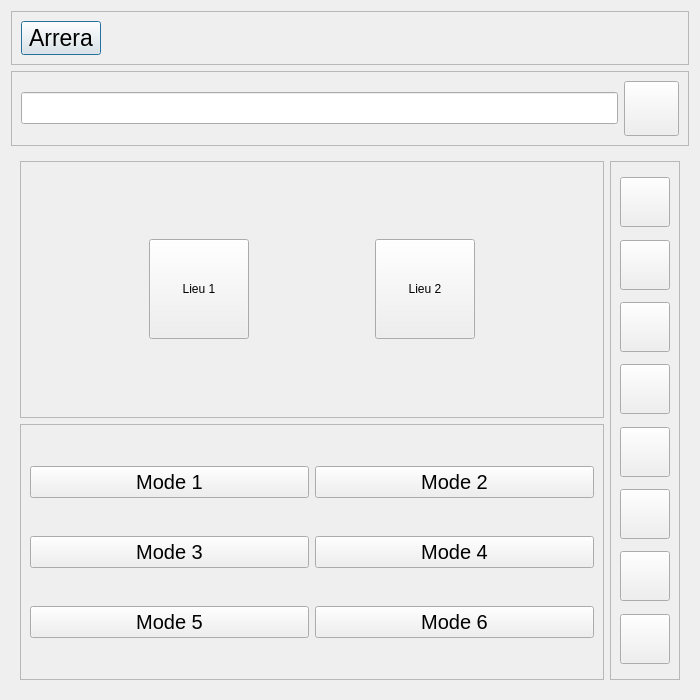
The window that arreraui.ui (Arrera-Software/Arrera-Interface) describes before a commit, drawn with Qt 5.
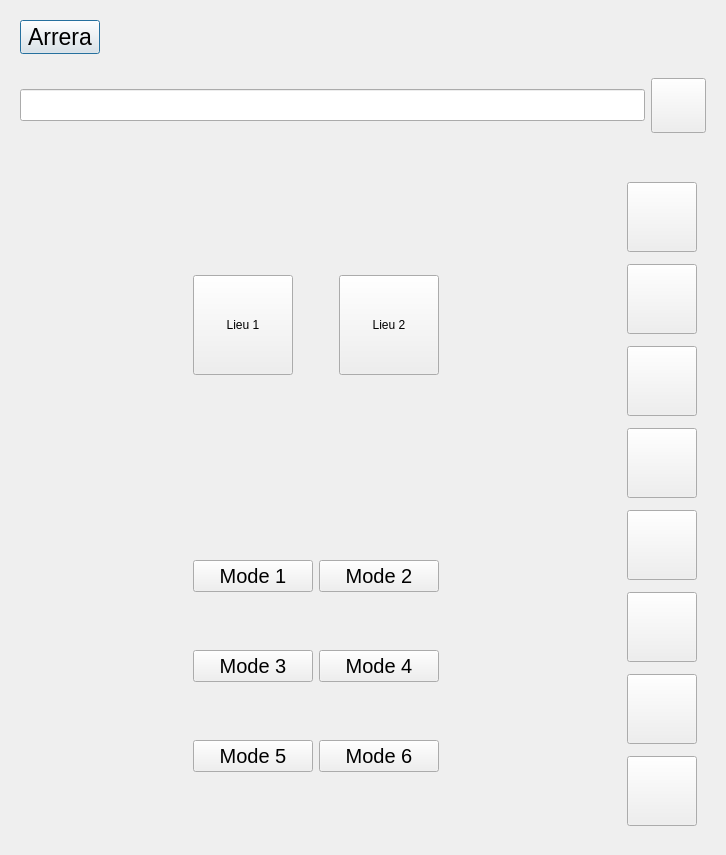
The same window after the commit. Icons and pictures are not drawn.

Commit message: Modif de l'icon

```diff
--- a/arreraui.ui
+++ b/arreraui.ui
@@ -12,8 +12,8 @@
    <rect>
     <x>0</x>
     <y>0</y>
-    <width>700</width>
-    <height>700</height>
+    <width>726</width>
+    <height>855</height>
    </rect>
   </property>
   <property name="windowTitle">
@@ -33,7 +33,7 @@
    <item>
     <widget class="QFrame" name="TOPFRAME">
      <property name="frameShape">
-      <enum>QFrame::Shape::StyledPanel</enum>
+      <enum>QFrame::Shape::NoFrame</enum>
      </property>
      <property name="frameShadow">
       <enum>QFrame::Shadow::Raised</enum>
@@ -92,7 +92,7 @@
    <item>
     <widget class="QFrame" name="FRAMERECHERCHE">
      <property name="frameShape">
-      <enum>QFrame::Shape::StyledPanel</enum>
+      <enum>QFrame::Shape::NoFrame</enum>
      </property>
      <property name="frameShadow">
       <enum>QFrame::Shadow::Raised</enum>
@@ -323,30 +323,30 @@
      </widget>
      <widget class="QWidget" name="main">
       <layout class="QHBoxLayout" name="horizontalLayout_4">
+       <item>
+        <spacer name="horizontalSpacer">
+         <property name="orientation">
+          <enum>Qt::Orientation::Horizontal</enum>
+         </property>
+         <property name="sizeHint" stdset="0">
+          <size>
+           <width>40</width>
+           <height>20</height>
+          </size>
+         </property>
+        </spacer>
+       </item>
        <item>
         <layout class="QVBoxLayout" name="verticalLayout_6">
          <item>
           <widget class="QFrame" name="FLIEU">
            <property name="frameShape">
-            <enum>QFrame::Shape::StyledPanel</enum>
+            <enum>QFrame::Shape::NoFrame</enum>
            </property>
            <property name="frameShadow">
             <enum>QFrame::Shadow::Raised</enum>
            </property>
            <layout class="QHBoxLayout" name="horizontalLayout_5">
-            <item>
-             <spacer name="horizontalSpacer_23">
-              <property name="orientation">
-               <enum>Qt::Orientation::Horizontal</enum>
-              </property>
-              <property name="sizeHint" stdset="0">
-               <size>
-                <width>40</width>
-                <height>20</height>
-               </size>
-              </property>
-             </spacer>
-            </item>
             <item>
              <widget class="QPushButton" name="IDC_LIEU1">
               <property name="minimumSize">
@@ -398,26 +398,13 @@
               </property>
              </widget>
             </item>
-            <item>
-             <spacer name="horizontalSpacer_24">
-              <property name="orientation">
-               <enum>Qt::Orientation::Horizontal</enum>
-              </property>
-              <property name="sizeHint" stdset="0">
-               <size>
-                <width>40</width>
-                <height>20</height>
-               </size>
-              </property>
-             </spacer>
-            </item>
            </layout>
           </widget>
          </item>
          <item>
           <widget class="QFrame" name="FRAMEMODE">
            <property name="frameShape">
-            <enum>QFrame::Shape::StyledPanel</enum>
+            <enum>QFrame::Shape::NoFrame</enum>
            </property>
            <property name="frameShadow">
             <enum>QFrame::Shadow::Raised</enum>
@@ -500,34 +487,34 @@
          </item>
         </layout>
        </item>
+       <item>
+        <spacer name="horizontalSpacer_2">
+         <property name="orientation">
+          <enum>Qt::Orientation::Horizontal</enum>
+         </property>
+         <property name="sizeHint" stdset="0">
+          <size>
+           <width>40</width>
+           <height>20</height>
+          </size>
+         </property>
+        </spacer>
+       </item>
        <item>
         <widget class="QFrame" name="TASKBARMAIN">
          <property name="frameShape">
-          <enum>QFrame::Shape::StyledPanel</enum>
+          <enum>QFrame::Shape::NoFrame</enum>
          </property>
          <property name="frameShadow">
           <enum>QFrame::Shadow::Raised</enum>
          </property>
          <layout class="QVBoxLayout" name="verticalLayout_4">
-          <item>
-           <spacer name="verticalSpacer_12">
-            <property name="orientation">
-             <enum>Qt::Orientation::Vertical</enum>
-            </property>
-            <property name="sizeHint" stdset="0">
-             <size>
-              <width>20</width>
-              <height>40</height>
-             </size>
-            </property>
-           </spacer>
-          </item>
           <item>
            <widget class="QPushButton" name="IDC_ARRERAAPP">
             <property name="minimumSize">
              <size>
-              <width>50</width>
-              <height>50</height>
+              <width>70</width>
+              <height>70</height>
              </size>
             </property>
             <property name="maximumSize">
@@ -539,27 +526,23 @@
             <property name="text">
              <string/>
             </property>
+            <property name="iconSize">
+             <size>
+              <width>70</width>
+              <height>70</height>
+             </size>
+            </property>
+            <property name="checkable">
+             <bool>false</bool>
+            </property>
            </widget>
           </item>
-          <item>
-           <spacer name="verticalSpacer">
-            <property name="orientation">
-             <enum>Qt::Orientation::Vertical</enum>
-            </property>
-            <property name="sizeHint" stdset="0">
-             <size>
-              <width>20</width>
-              <height>40</height>
-             </size>
-            </property>
-           </spacer>
-          </item>
           <item>
            <widget class="QPushButton" name="IDC_APPBUREAU">
             <property name="minimumSize">
              <size>
-              <width>50</width>
-              <height>50</height>
+              <width>70</width>
+              <height>70</height>
              </size>
             </property>
             <property name="maximumSize">
@@ -571,27 +554,20 @@
             <property name="text">
              <string/>
             </property>
+            <property name="iconSize">
+             <size>
+              <width>70</width>
+              <height>70</height>
+             </size>
+            </property>
            </widget>
           </item>
-          <item>
-           <spacer name="verticalSpacer_2">
-            <property name="orientation">
-             <enum>Qt::Orientation::Vertical</enum>
-            </property>
-            <property name="sizeHint" stdset="0">
-             <size>
-              <width>20</width>
-              <height>40</height>
-             </size>
-            </property>
-           </spacer>
-          </item>
           <item>
            <widget class="QPushButton" name="IDC_ARRERAPOSTITE">
             <property name="minimumSize">
              <size>
-              <width>50</width>
-              <height>50</height>
+              <width>70</width>
+              <height>70</height>
              </size>
             </property>
             <property name="maximumSize">
@@ -603,27 +579,20 @@
             <property name="text">
              <string/>
             </property>
+            <property name="iconSize">
+             <size>
+              <width>70</width>
+              <height>70</height>
+             </size>
+            </property>
            </widget>
           </item>
-          <item>
-           <spacer name="verticalSpacer_3">
-            <property name="orientation">
-             <enum>Qt::Orientation::Vertical</enum>
-            </property>
-            <property name="sizeHint" stdset="0">
-             <size>
-              <width>20</width>
-              <height>40</height>
-             </size>
-            </property>
-           </spacer>
-          </item>
           <item>
            <widget class="QPushButton" name="IDC_SIX">
             <property name="minimumSize">
              <size>
-              <width>50</width>
-              <height>50</height>
+              <width>70</width>
+              <height>70</height>
              </size>
             </property>
             <property name="maximumSize">
@@ -641,31 +610,24 @@
             </property>
             <property name="iconSize">
              <size>
-              <width>50</width>
-              <height>50</height>
+              <width>70</width>
+              <height>70</height>
              </size>
             </property>
+            <property name="default">
+             <bool>false</bool>
+            </property>
+            <property name="flat">
+             <bool>false</bool>
+            </property>
            </widget>
           </item>
-          <item>
-           <spacer name="verticalSpacer_4">
-            <property name="orientation">
-             <enum>Qt::Orientation::Vertical</enum>
-            </property>
-            <property name="sizeHint" stdset="0">
-             <size>
-              <width>20</width>
-              <height>40</height>
-             </size>
-            </property>
-           </spacer>
-          </item>
           <item>
            <widget class="QPushButton" name="IDC_COPILOTE">
             <property name="minimumSize">
              <size>
-              <width>50</width>
-              <height>50</height>
+              <width>70</width>
+              <height>70</height>
              </size>
             </property>
             <property name="maximumSize">
@@ -683,31 +645,18 @@
             </property>
             <property name="iconSize">
              <size>
-              <width>50</width>
-              <height>50</height>
+              <width>70</width>
+              <height>70</height>
              </size>
             </property>
            </widget>
           </item>
-          <item>
-           <spacer name="verticalSpacer_5">
-            <property name="orientation">
-             <enum>Qt::Orientation::Vertical</enum>
-            </property>
-            <property name="sizeHint" stdset="0">
-             <size>
-              <width>20</width>
-              <height>40</height>
-             </size>
-            </property>
-           </spacer>
-          </item>
           <item>
            <widget class="QPushButton" name="IDC_RYLEY">
             <property name="minimumSize">
              <size>
-              <width>50</width>
-              <height>50</height>
+              <width>70</width>
+              <height>70</height>
              </size>
             </property>
             <property name="maximumSize">
@@ -725,31 +674,18 @@
             </property>
             <property name="iconSize">
              <size>
-              <width>50</width>
-              <height>50</height>
+              <width>70</width>
+              <height>70</height>
              </size>
             </property>
            </widget>
           </item>
-          <item>
-           <spacer name="verticalSpacer_6">
-            <property name="orientation">
-             <enum>Qt::Orientation::Vertical</enum>
-            </property>
-            <property name="sizeHint" stdset="0">
-             <size>
-              <width>20</width>
-              <height>40</height>
-             </size>
-            </property>
-           </spacer>
-          </item>
           <item>
            <widget class="QPushButton" name="IDC_TIGER">
             <property name="minimumSize">
              <size>
-              <width>50</width>
-              <height>50</height>
+              <width>70</width>
+              <height>70</height>
              </size>
             </property>
             <property name="maximumSize">
@@ -761,27 +697,20 @@
             <property name="text">
              <string/>
             </property>
+            <property name="iconSize">
+             <size>
+              <width>70</width>
+              <height>70</height>
+             </size>
+            </property>
            </widget>
           </item>
-          <item>
-           <spacer name="verticalSpacer_7">
-            <property name="orientation">
-             <enum>Qt::Orientation::Vertical</enum>
-            </property>
-            <property name="sizeHint" stdset="0">
-             <size>
-              <width>20</width>
-              <height>40</height>
-             </size>
-            </property>
-           </spacer>
-          </item>
           <item>
            <widget class="QPushButton" name="IDC_PARA">
             <property name="minimumSize">
              <size>
-              <width>50</width>
-              <height>50</height>
+              <width>70</width>
+              <height>70</height>
              </size>
             </property>
             <property name="maximumSize">
@@ -793,21 +722,14 @@
             <property name="text">
              <string/>
             </property>
+            <property name="iconSize">
+             <size>
+              <width>70</width>
+              <height>70</height>
+             </size>
+            </property>
            </widget>
           </item>
-          <item>
-           <spacer name="verticalSpacer_13">
-            <property name="orientation">
-             <enum>Qt::Orientation::Vertical</enum>
-            </property>
-            <property name="sizeHint" stdset="0">
-             <size>
-              <width>20</width>
-              <height>40</height>
-             </size>
-            </property>
-           </spacer>
-          </item>
          </layout>
         </widget>
        </item>
```
Left out of the diff: 56 changed lines with no effect on the pictures. The commit also changes 1 other file.
